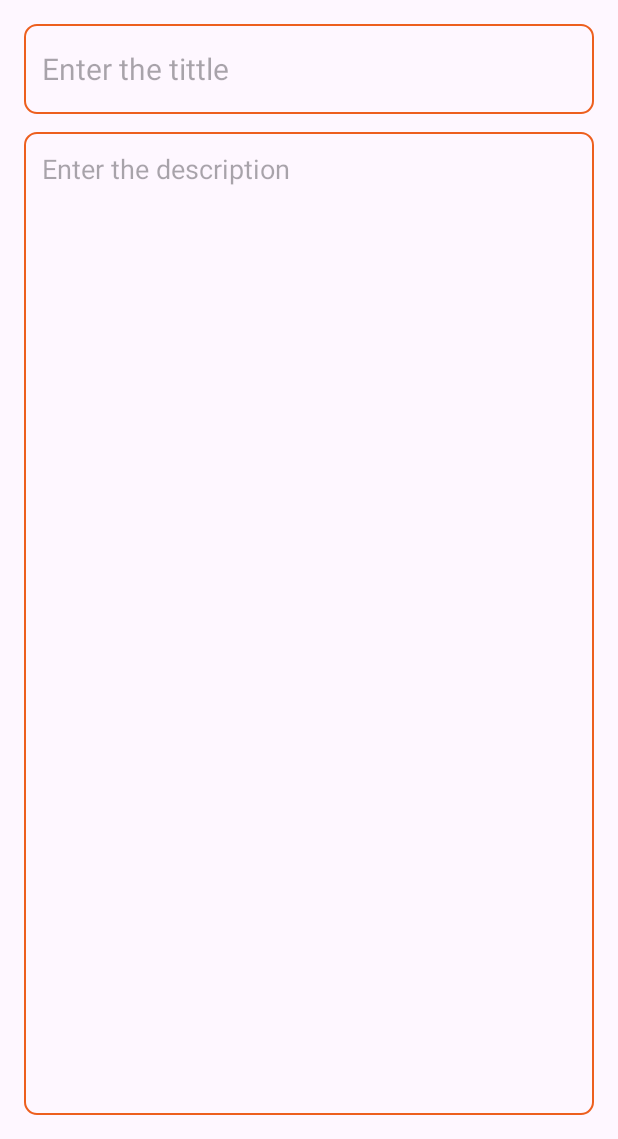
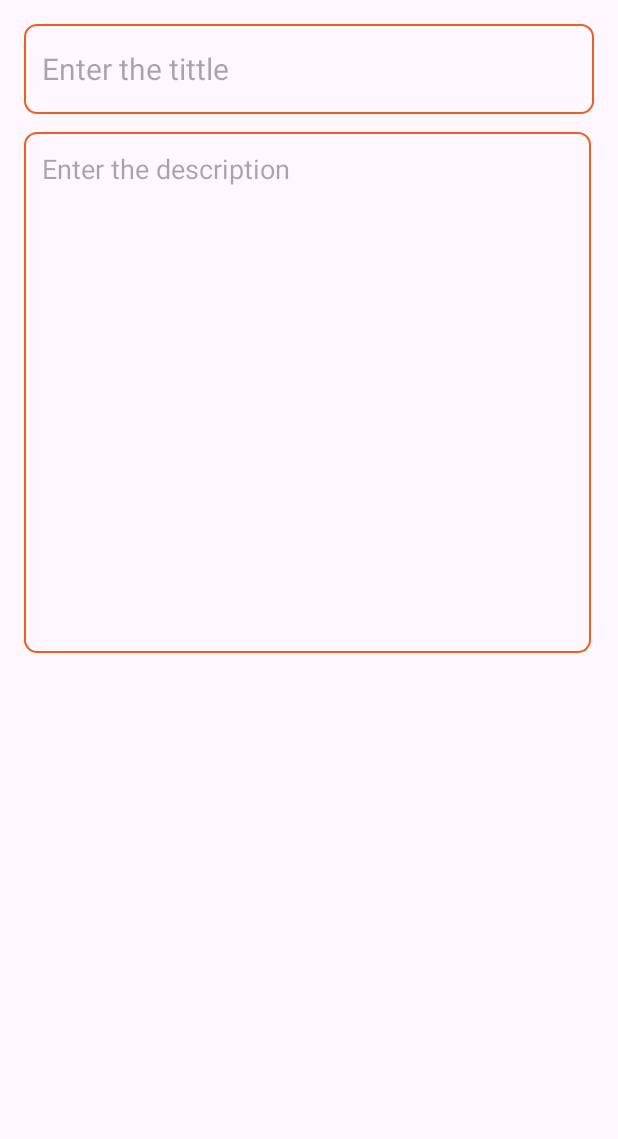
Before and after one commit to hasindu-k/Note-app, an Android app: the AddNoteActivity screen opened directly, with no data from a screen before it, on a phone screen of 412 x 824 dp, the part 97-1236 px from its top. Run offline under Robolectric (Android 15) with nearby library versions, the phone set to English and light mode, and no system bars.

Commit message:
edited files

```diff
--- a/app/src/main/res/layout/activity_add_note.xml
+++ b/app/src/main/res/layout/activity_add_note.xml
@@ -41,14 +41,15 @@
 
     <EditText
         android:id="@+id/contentEditText"
-        android:layout_width="match_parent"
-        android:layout_height="match_parent"
+        android:layout_width="378dp"
+        android:layout_height="347dp"
+        android:layout_below="@id/titleEditText"
+        android:layout_marginTop="12dp"
+        android:background="@drawable/orange_border"
+        android:gravity="top"
         android:hint="Enter the description"
-        android:gravity="top"
         android:padding="12dp"
-        android:textSize="18sp"
-        android:layout_below="@id/titleEditText"
-        android:background="@drawable/orange_border"
-        android:layout_marginTop="12dp" />
+        android:textSize="18sp" />
+
 
 </RelativeLayout>
--- a/app/src/main/res/layout/activity_update_note.xml
+++ b/app/src/main/res/layout/activity_update_note.xml
@@ -22,7 +22,7 @@
         android:id="@+id/updateSaveButton"
         android:layout_width="wrap_content"
         android:layout_height="wrap_content"
-        android:src="@drawable/baseline_border_color_24"
+        android:src="@drawable/baseline_done_24"
         android:layout_alignParentEnd="true"
         android:layout_alignTop="@id/editNoteHeading"
         android:layout_marginEnd="6dp" />
```
Also changed, not shown: app/src/main/java/com/example/noteapp/AddNoteActivity.kt (+5 -8 lines), app/src/main/java/com/example/noteapp/MainActivity.kt (+15 -1 lines), app/src/main/res/layout/activity_main.xml (+3 -9 lines).
